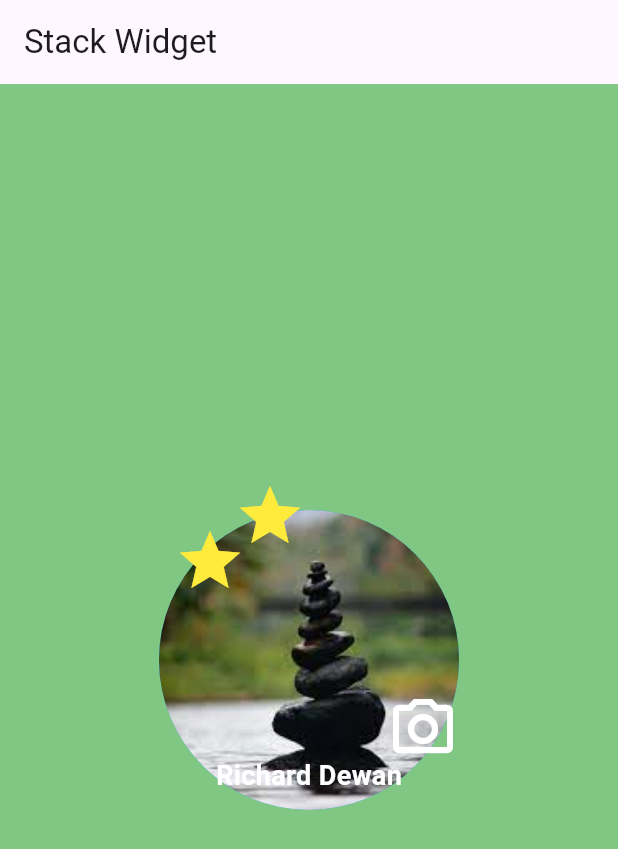
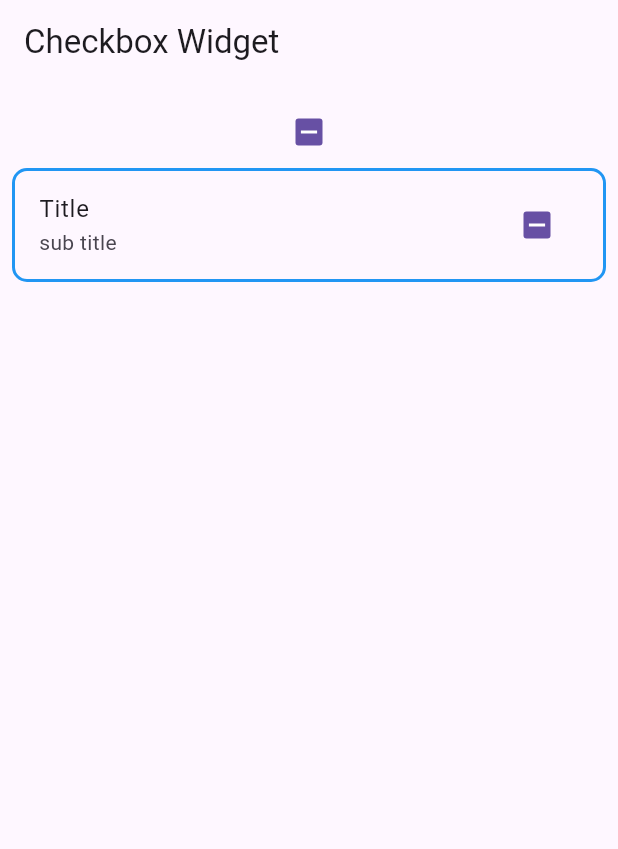
Before and after one commit to rddewan/flutter-beginner-course, a Flutter app: the screen it shows after launch, on a phone screen of 412 x 824 dp. Shown: the top 849 px of the screen. Run offline on Flutter 3.47's test engine with Material 3 defaults, Android fonts, the phone set to English and light mode, and no system bars.

Commit message:
checkbox widget

```diff
--- a/flutter_basic/lib/main.dart
+++ b/flutter_basic/lib/main.dart
@@ -1,5 +1,6 @@
 import 'package:flutter/material.dart';
 import 'package:flutter_basic/screen/home_screen.dart';
+import 'package:flutter_basic/screen/widget/home/checkbox_widget.dart';
 import 'package:flutter_basic/screen/widget/home/grid_view_widget.dart';
 import 'package:flutter_basic/screen/widget/home/stack_widget.dart';
 
@@ -12,10 +13,11 @@ class MainApp extends StatelessWidget {
 
   @override
   Widget build(BuildContext context) {
-    return  MaterialApp(
+    return const MaterialApp(
       // home: HomeScreen()
       // home: GridViewWidget()
-      home: StackWidget()
+      // home: StackWidget()
+      home: CheckboxWidget(),
     );
   }
 }
--- /dev/null
+++ b/flutter_basic/lib/screen/widget/home/checkbox_widget.dart
@@ -0,0 +1,78 @@
+import 'package:flutter/material.dart';
+
+
+class CheckboxWidget extends StatefulWidget {
+  const CheckboxWidget({super.key});
+
+  @override
+  State<StatefulWidget> createState() => _CheckboxState();
+
+}
+
+class _CheckboxState extends State<CheckboxWidget> {
+  bool? _isSelected = null;
+
+  @override
+  Widget build(BuildContext context) {
+    return Scaffold(
+      appBar: AppBar(title: const Text('Checkbox Widget')),
+      body: Padding(
+        padding: const EdgeInsets.all(8.0),
+        child: Column(
+          children: [
+            Checkbox.adaptive(
+              value: _isSelected,
+              // checkColor: Colors.red,
+              // activeColor: Colors.black38,
+              isError: false,
+              tristate: true,
+              // shape: RoundedRectangleBorder(
+              //   borderRadius: BorderRadius.circular(10.0),
+              //   side: BorderSide(color: Colors.blue, width: 2)
+              // ),
+              // fillColor: MaterialStateProperty.resolveWith((states) {
+              //   if (states.contains(MaterialState.disabled)) {
+              //     return Colors.blue;
+              //   }
+              //   return null;
+              // }),
+              //onChanged: null,
+              onChanged: (value) {
+                setState(() {
+                  _isSelected = value;
+                });
+              },
+
+            ),
+
+            CheckboxListTile.adaptive(
+              value: _isSelected,
+              title: const Text('Title'),
+              subtitle: const Text('sub title'),
+              // checkColor: Colors.red,
+              // activeColor: Colors.black38,
+              isError: false,
+              tristate: true,
+              shape: RoundedRectangleBorder(
+                borderRadius: BorderRadius.circular(10.0),
+                side: BorderSide(color: Colors.blue, width: 2)
+              ),
+              fillColor: MaterialStateProperty.resolveWith((states) {
+                if (states.contains(MaterialState.disabled)) {
+                  return Colors.blue;
+                }
+                return null;
+              }),
+              //onChanged: null,
+              onChanged: (value) {
+                setState(() {
+                  _isSelected = value;
+                });
+              },
+            ),
+          ],
+        ),
+      ),
+    );
+  }
+}
```
